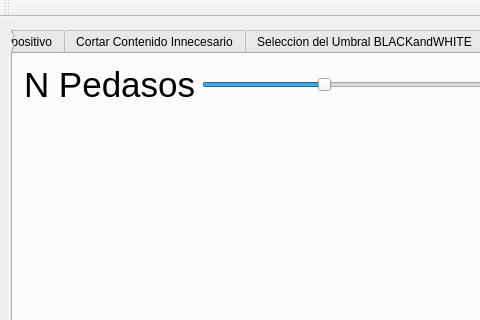
Qt form ventanaprincipal.ui (dianjuar/ModuloVisionArtifiical_ACO) before a commit; both pictures show x 0 to 480 and y 0 to 320 of the 803 by 696 pixel window.
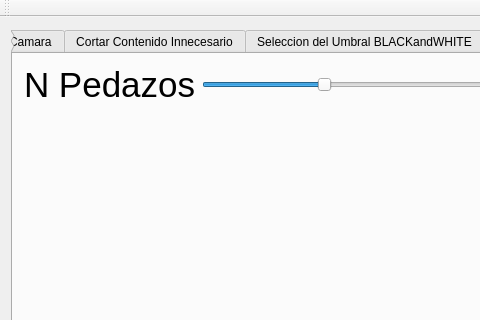
The same form after that commit. The open tabs and pages were chosen to show the change. Icons and pictures are not drawn.

Diff of the .ui file:
```diff
--- a/ventanaprincipal.ui
+++ b/ventanaprincipal.ui
@@ -123,6 +123,11 @@
         </item>
        </layout>
       </widget>
+      <widget class="QWidget" name="tab_7">
+       <attribute name="title">
+        <string>Calibracion de la Camara</string>
+       </attribute>
+      </widget>
       <widget class="QWidget" name="tab_2">
        <attribute name="title">
         <string>Cortar Contenido Innecesario</string>
@@ -1146,7 +1151,7 @@
              </font>
             </property>
             <property name="text">
-             <string>N Pedasos</string>
+             <string>N Pedazos</string>
             </property>
            </widget>
           </item>
```
Left out of the diff: 2 changed lines with no effect on the pictures.
